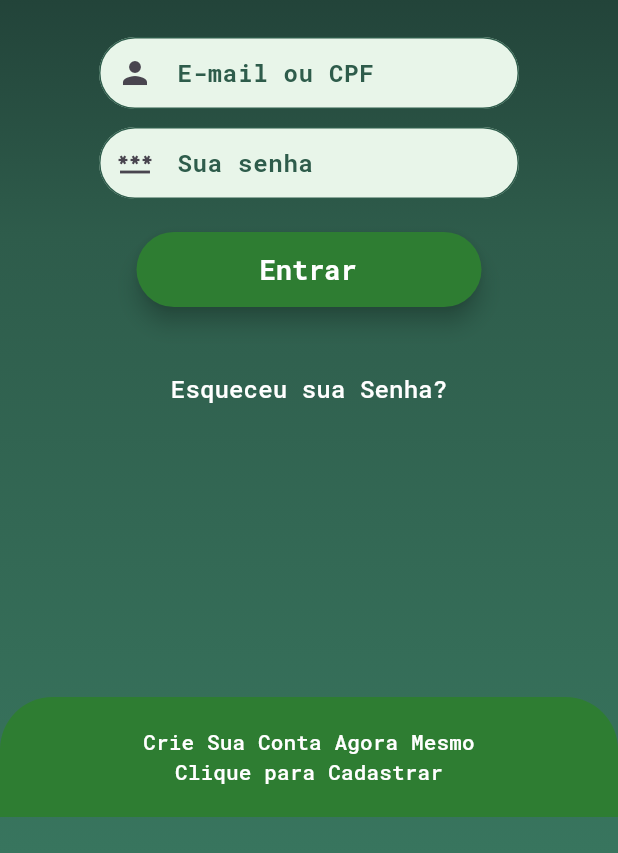
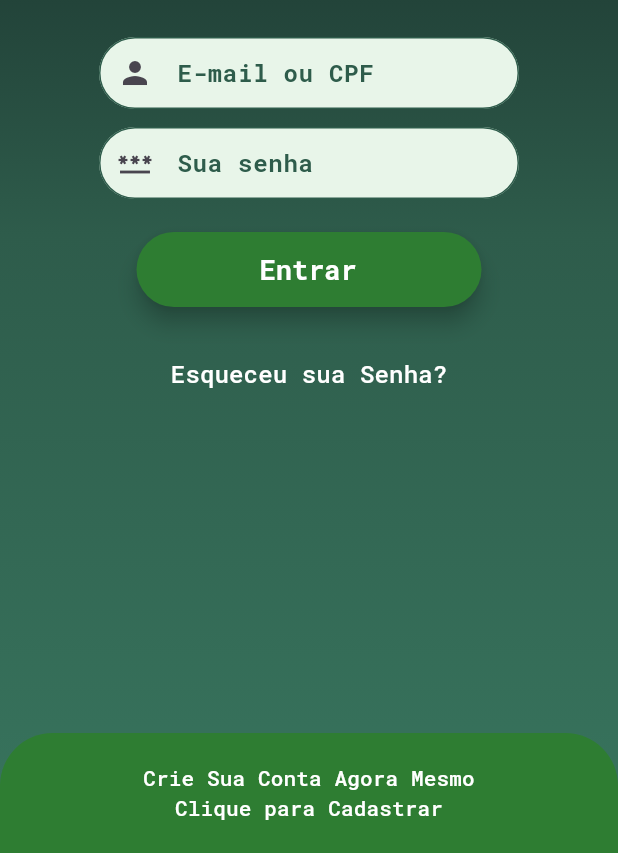
Before and after one commit to GuustavoPetry/marketool_finance, a Flutter app: the screen it shows after launch, on a phone screen of 412 x 824 dp, the part 383-1236 px from its top. Run offline on Flutter 3.47's test engine with Material 3 defaults, Android fonts, the light colour scheme and no system bars; our stand-ins replace fl_chart; missing offline and left inert: file_selector.

Commit message:
Ajustando erro no layout

```diff
--- a/lib/src/views/login_view.dart
+++ b/lib/src/views/login_view.dart
@@ -158,7 +158,7 @@ class _LoginViewState extends State<LoginView> with WidgetsBindingObserver {
                         onPressed: _loading ? null : _handleLogin,
                         label: _loading ? "Validando..." : "Entrar",
                       ),
-                      const SizedBox(height: 30),
+                      const SizedBox(height: 20),
                       TextButton(
                         onPressed: () {},
                         child: Text(
@@ -180,8 +180,7 @@ class _LoginViewState extends State<LoginView> with WidgetsBindingObserver {
               visible: !_keyboardVisible,
               child: Align(
                 alignment: Alignment.bottomCenter,
-                child: Padding(
-                  padding: const EdgeInsets.only(bottom: 24),
+
                 child: Container(
                   width: double.infinity,
                   height: 80,
@@ -209,7 +208,6 @@ class _LoginViewState extends State<LoginView> with WidgetsBindingObserver {
                 ),
               ),
             ),
-            ),
           ],
         ),
       ),
```
Lines whose indentation alone changed are shown as unchanged.
